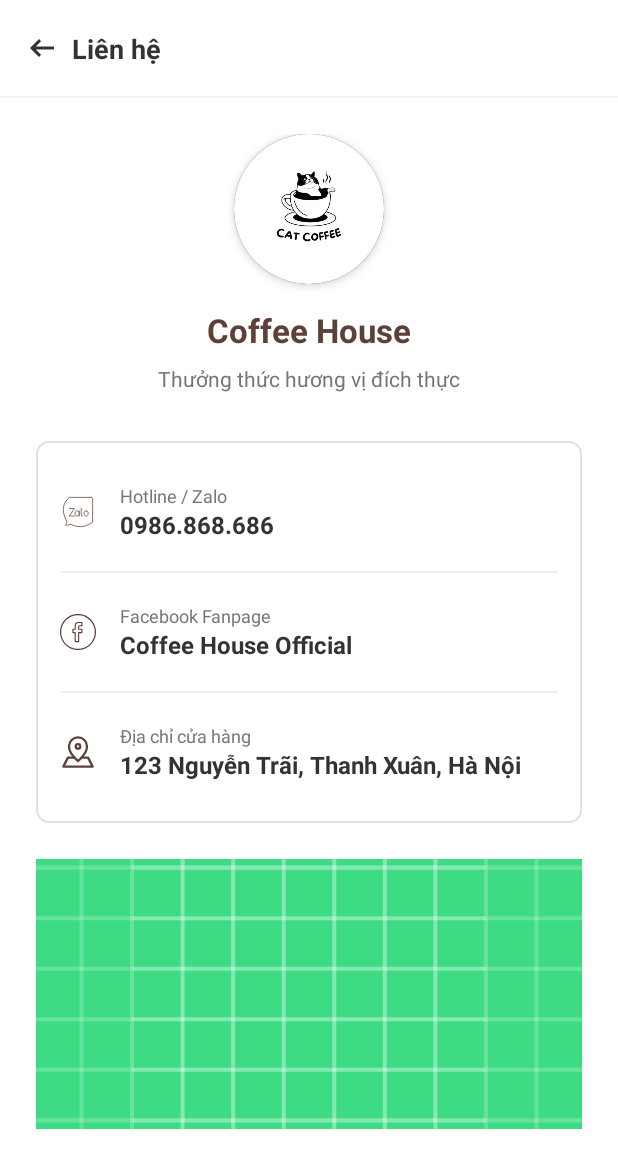
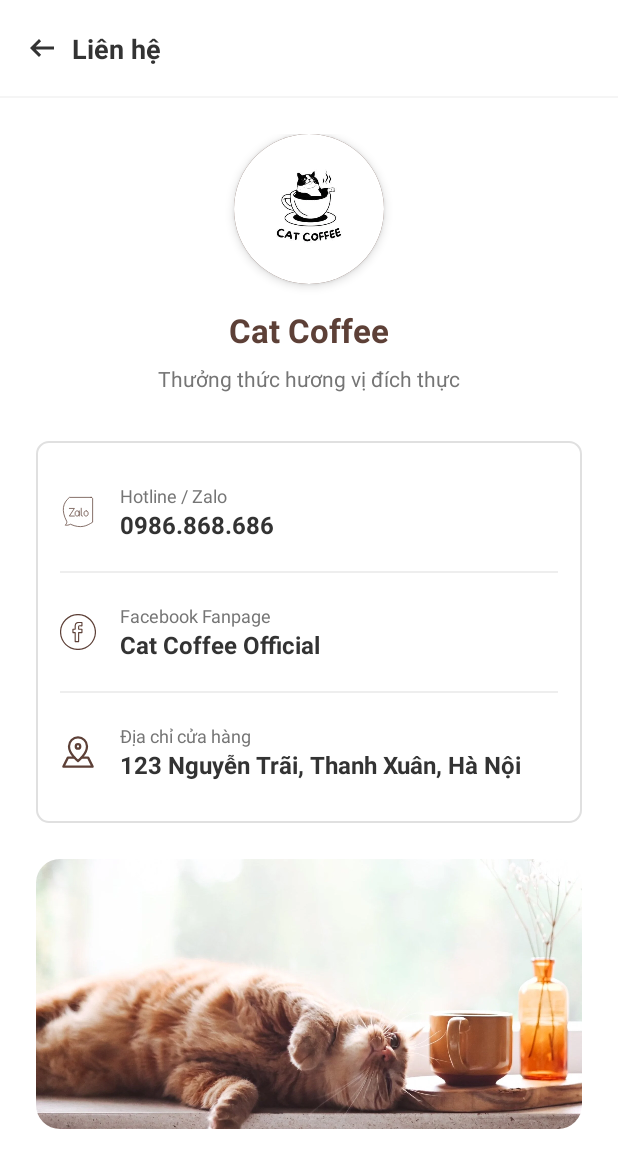
Before and after one commit to A44216/CafeManagement, an Android app: the layout activity_contact.xml on its own in the app's theme, with its tools: preview values and no code run, on a phone screen of 412 x 824 dp. Shown: the top 1168 px of the screen. Run offline under Robolectric (Android 15) with nearby library versions, the phone set to English and light mode, and no system bars.

```diff
--- a/app/src/main/java/com/sinhviencafemanagement/fragments/user/AccountFragment.java
+++ b/app/src/main/java/com/sinhviencafemanagement/fragments/user/AccountFragment.java
@@ -55,9 +55,9 @@ public class AccountFragment extends Fragment {
 
         // Nút Liên hệ
         menuContact.setOnClickListener(v -> {
-            Toast.makeText(getContext(), "Chức năng Liên hệ", Toast.LENGTH_SHORT).show();
-            // Intent intent = new Intent(getActivity(), ContactActivity.class);
-            // startActivity(intent);
+//           Toast.makeText(getContext(), "Chức năng Liên hệ", Toast.LENGTH_SHORT).show();
+             Intent intent = new Intent(getActivity(), ContactActivity.class);
+             startActivity(intent);
         });
 
         // Nút Đổi mật khẩu
--- a/app/src/main/res/layout/activity_contact.xml
+++ b/app/src/main/res/layout/activity_contact.xml
@@ -75,7 +75,7 @@
             <TextView
                 android:layout_width="wrap_content"
                 android:layout_height="wrap_content"
-                android:text="Coffee House"
+                android:text="Cat Coffee"
                 android:textColor="#5D4037"
                 android:textSize="22sp"
                 android:textStyle="bold"
@@ -163,7 +163,7 @@
                         <TextView
                             android:layout_width="wrap_content"
                             android:layout_height="wrap_content"
-                            android:text="Coffee House Official"
+                            android:text="Cat Coffee Official"
                             android:textSize="16sp"
                             android:textColor="#333333"
                             android:textStyle="bold"/>
@@ -210,13 +210,23 @@
 
             </LinearLayout>
 
-            <ImageView
+            <!-- Bọc ImageView trong một CardView -->
+            <androidx.cardview.widget.CardView
                 android:layout_width="match_parent"
                 android:layout_height="180dp"
                 android:layout_marginTop="24dp"
-                android:src="@drawable/ic_launcher_background"
-                android:background="#E0E0E0"
-                android:scaleType="centerCrop"/>
+                app:cardCornerRadius="16dp"
+                app:cardElevation="0dp">
+
+                <!-- Đặt ImageView vào bên trong -->
+                <ImageView
+                    android:layout_width="match_parent"
+                    android:layout_height="match_parent"
+                    android:src="@drawable/cat_coffee"
+                    android:scaleType="centerCrop"/>
+
+            </androidx.cardview.widget.CardView>
+
         </LinearLayout>
     </ScrollView>
 
--- a/app/src/main/res/layout/activity_feedback.xml
+++ b/app/src/main/res/layout/activity_feedback.xml
@@ -103,7 +103,7 @@
                 android:background="@drawable/bg_input_border"
                 android:paddingHorizontal="12dp"
                 android:inputType="textEmailAddress"
-                android:text="test@gmail.com"
+                android:hint="test@gmail.com"
                 android:textColor="#757575"
                 android:layout_marginBottom="16dp"/>
 
```
Also changed, not shown: app/src/main/java/com/sinhviencafemanagement/activities/account/ContactActivity.java (+26 -1 lines), app/src/main/res/drawable/cat_coffee.webp (added), 1 other file.
